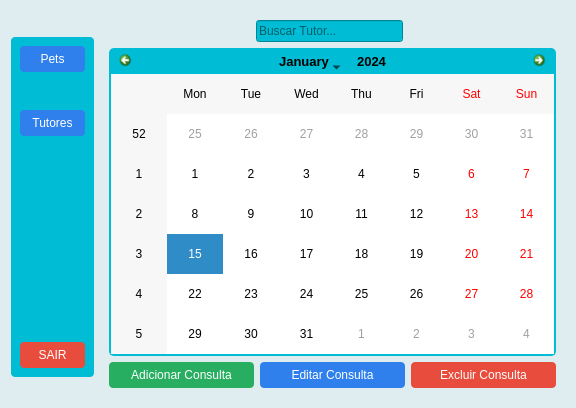
The window that tela_recepcionista_consulta.ui (mateuszinum/Projeto-Clinica-Veterinaria) describes before a commit, drawn with Qt 5.
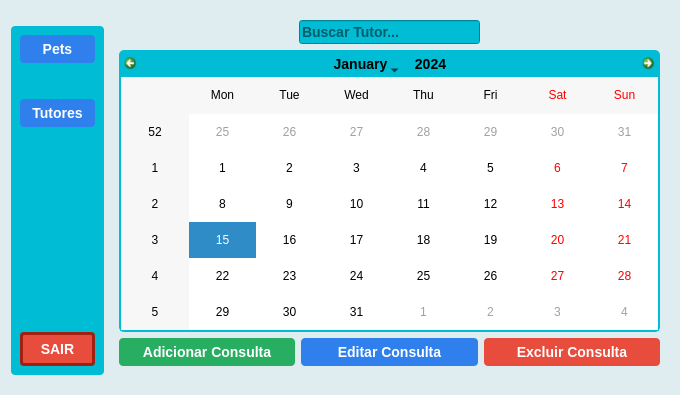
The same window after the commit. Icons and pictures are not drawn.

Diff of the .ui file:
```diff
--- a/tela_recepcionista_consulta.ui
+++ b/tela_recepcionista_consulta.ui
@@ -6,8 +6,8 @@
    <rect>
     <x>0</x>
     <y>0</y>
-    <width>576</width>
-    <height>408</height>
+    <width>680</width>
+    <height>395</height>
    </rect>
   </property>
   <property name="windowTitle">
@@ -45,110 +45,53 @@
      </property>
     </spacer>
    </item>
-   <item row="1" column="0">
-    <widget class="QWidget" name="widget" native="true">
-     <property name="enabled">
-      <bool>true</bool>
-     </property>
-     <property name="styleSheet">
-      <string notr="true">background-color: #00bcd4;
-border: none;
-border-color: #e0f0df;
-border-radius: 4px;
-padding: 6px 12px;</string>
-     </property>
-     <layout class="QVBoxLayout" name="verticalLayout">
-      <item>
-       <widget class="QPushButton" name="petsBTN">
-        <property name="styleSheet">
-         <string notr="true">QPushButton {
-    background-color: #2f80ed;
-    color: white;
-    border: none;
-    border-radius: 4px;
-    padding: 6px 12px;
-}
-QPushButton:hover {
-    background-color: #1c64d1;
-}</string>
-        </property>
-        <property name="text">
-         <string>Pets</string>
-        </property>
-       </widget>
-      </item>
-      <item>
-       <spacer name="verticalSpacer_2">
-        <property name="orientation">
-         <enum>Qt::Vertical</enum>
-        </property>
-        <property name="sizeHint" stdset="0">
-         <size>
-          <width>20</width>
-          <height>32</height>
-         </size>
-        </property>
-       </spacer>
-      </item>
-      <item>
-       <widget class="QPushButton" name="tutoresBTN">
-        <property name="styleSheet">
-         <string notr="true">QPushButton {
-    background-color: #2f80ed;
-    color: white;
-    border: none;
-    border-radius: 4px;
-    padding: 6px 12px;
-}
-QPushButton:hover {
-    background-color: #1c64d1;
-}</string>
-        </property>
-        <property name="text">
-         <string>Tutores</string>
-        </property>
-       </widget>
-      </item>
-      <item>
-       <spacer name="verticalSpacer">
-        <property name="orientation">
-         <enum>Qt::Vertical</enum>
-        </property>
-        <property name="sizeHint" stdset="0">
-         <size>
-          <width>20</width>
-          <height>200</height>
-         </size>
-        </property>
-       </spacer>
-      </item>
-      <item>
-       <widget class="QPushButton" name="pushButton_3">
-        <property name="styleSheet">
-         <string notr="true">QPushButton {
-    background-color: #e74c3c;
-    color: white;
-    border-radius: 4px;
-    border: none;
-    padding: 6px 12px;
-}
-QPushButton:hover {
-    background-color: #c0392b;
-}
-</string>
-        </property>
-        <property name="text">
-         <string>SAIR</string>
-        </property>
-       </widget>
-      </item>
-     </layout>
-    </widget>
-   </item>
-   <item row="0" column="1" rowspan="3">
+   <item row="0" column="1" rowspan="2">
     <widget class="QWidget" name="widget_2" native="true">
      <layout class="QGridLayout" name="gridLayout">
-      <item row="2" column="0" colspan="2">
+      <item row="0" column="0">
+       <layout class="QHBoxLayout" name="horizontalLayout_3">
+        <item>
+         <spacer name="horizontalSpacer">
+          <property name="orientation">
+           <enum>Qt::Horizontal</enum>
+          </property>
+          <property name="sizeHint" stdset="0">
+           <size>
+            <width>40</width>
+            <height>20</height>
+           </size>
+          </property>
+         </spacer>
+        </item>
+        <item>
+         <widget class="QLineEdit" name="input">
+          <property name="styleSheet">
+           <string notr="true">    font-family: &quot;Arial&quot;, sans-serif;
+    font-size: 14px;
+    font-weight: bold;
+background-color: #00bcd4</string>
+          </property>
+          <property name="placeholderText">
+           <string>Buscar Tutor...</string>
+          </property>
+         </widget>
+        </item>
+        <item>
+         <spacer name="horizontalSpacer_2">
+          <property name="orientation">
+           <enum>Qt::Horizontal</enum>
+          </property>
+          <property name="sizeHint" stdset="0">
+           <size>
+            <width>40</width>
+            <height>20</height>
+           </size>
+          </property>
+         </spacer>
+        </item>
+       </layout>
+      </item>
+      <item row="1" column="0">
        <widget class="QCalendarWidget" name="calendarWidget">
         <property name="styleSheet">
          <string notr="true">/* Fundo geral do calendário */
@@ -164,6 +107,9 @@
     border: none;
     border-top-left-radius: 5px;
     border-top-right-radius: 5px;
+    font-family: &quot;Arial&quot;, sans-serif;
+    font-size: 14px;
+    font-weight: bold;
 }
 
 /* Botões de navegação */
@@ -190,16 +136,6 @@
     background-color: #b2ebf2;
 }
 
-#qt_calendar_prevmonth {
-    image: url(:/icon/arrow-119-48.ico);
-    margin-left: 5px;
-}
-
-#qt_calendar_nextmonth {
-    image: url(:/icon/arrow-19-48.ico);
-    margin-right: 5px;
-}
-
 /* Botões de mês e ano */
 #qt_calendar_yearbutton,
 #qt_calendar_monthbutton {
@@ -208,6 +144,9 @@
     border-radius: 4px;
     background-color: #00bcd4;
     padding: 4px 8px;
+    font-family: &quot;Arial&quot;, sans-serif;
+    font-size: 14px;
+    font-weight: bold;
 }
 
 #qt_calendar_yearbutton:hover,
@@ -222,15 +161,6 @@
     font-size: 13px;
 }
 
-/* Botões de incremento do ano */
-#qt_calendar_yearedit::up-button {
-    image: url(:/icon/arrow-151-48.ico);
-}
-
-#qt_calendar_yearedit::down-button {
-    image: url(:/icon/arrow-213-48.ico);
-}
-
 #qt_calendar_yearedit::up-button,
 #qt_calendar_yearedit::down-button {
     width: 10px;
@@ -251,6 +181,8 @@
     border-top: 0px;
     border-bottom-left-radius: 5px;
     border-bottom-right-radius: 5px;
+    font-family: &quot;Arial&quot;, sans-serif;
+    font-size: 12px;
 }
 
 /* Datas hover e selecionadas */
@@ -279,8 +211,8 @@
         </property>
        </widget>
       </item>
-      <item row="3" column="0" colspan="2">
-       <layout class="QHBoxLayout" name="horizontalLayout_2">
+      <item row="2" column="0">
+       <layout class="QHBoxLayout" name="horizontalLayout">
         <item>
          <widget class="QPushButton" name="pushButton_4">
           <property name="styleSheet">
@@ -290,6 +222,9 @@
     border-radius: 4px;
     border: none;
     padding: 6px 12px;
+    font-family: &quot;Arial&quot;, sans-serif;
+    font-size: 14px;
+    font-weight: bold;
 }
 QPushButton:hover {
     background-color: #219150;
@@ -310,6 +245,9 @@
     border: none;
     border-radius: 4px;
     padding: 6px 12px;
+    font-family: &quot;Arial&quot;, sans-serif;
+    font-size: 14px;
+    font-weight: bold;
 }
 QPushButton:hover {
     background-color: #1c64d1;
@@ -329,6 +267,9 @@
     border-radius: 4px;
     border: none;
     padding: 6px 12px;
+    font-family: &quot;Arial&quot;, sans-serif;
+    font-size: 14px;
+    font-weight: bold;
 }
 QPushButton:hover {
     background-color: #c0392b;
@@ -342,46 +283,115 @@
         </item>
        </layout>
       </item>
-      <item row="0" column="0" rowspan="2">
-       <layout class="QHBoxLayout" name="horizontalLayout_3">
-        <item>
-         <spacer name="horizontalSpacer">
-          <property name="orientation">
-           <enum>Qt::Horizontal</enum>
-          </property>
-          <property name="sizeHint" stdset="0">
-           <size>
-            <width>40</width>
-            <height>20</height>
-           </size>
-          </property>
-         </spacer>
-        </item>
-        <item>
-         <widget class="QLineEdit" name="input">
-          <property name="styleSheet">
-           <string notr="true">background-color: #00bcd4</string>
-          </property>
-          <property name="placeholderText">
-           <string>Buscar Tutor...</string>
-          </property>
-         </widget>
-        </item>
-        <item>
-         <spacer name="horizontalSpacer_2">
-          <property name="orientation">
-           <enum>Qt::Horizontal</enum>
-          </property>
-          <property name="sizeHint" stdset="0">
-           <size>
-            <width>40</width>
-            <height>20</height>
-           </size>
-          </property>
-         </spacer>
-        </item>
-       </layout>
+     </layout>
+    </widget>
+   </item>
+   <item row="1" column="0">
+    <widget class="QWidget" name="widget" native="true">
+     <property name="enabled">
+      <bool>true</bool>
+     </property>
+     <property name="styleSheet">
+      <string notr="true">background-color: #00bcd4;
+border: none;
+border-color: #e0f0df;
+border-radius: 4px;
+padding: 6px 12px;</string>
+     </property>
+     <layout class="QVBoxLayout" name="verticalLayout">
+      <item>
+       <widget class="QPushButton" name="petsBTN">
+        <property name="styleSheet">
+         <string notr="true">QPushButton {
+    background-color: #2f80ed;
+    color: white;
+    border: none;
+    border-radius: 4px;
+    padding: 6px 12px;
+    font-family: &quot;Arial&quot;, sans-serif;
+    font-size: 14px;
+    font-weight: bold;
+}
+QPushButton:hover {
+    background-color: #1c64d1;
+}</string>
+        </property>
+        <property name="text">
+         <string>Pets</string>
+        </property>
+       </widget>
       </item>
+      <item>
+       <spacer name="verticalSpacer_2">
+        <property name="orientation">
+         <enum>Qt::Vertical</enum>
+        </property>
+        <property name="sizeHint" stdset="0">
+         <size>
+          <width>20</width>
+          <height>32</height>
+         </size>
+        </property>
+       </spacer>
+      </item>
+      <item>
+       <widget class="QPushButton" name="tutoresBTN">
+        <property name="styleSheet">
+         <string notr="true">QPushButton {
+    background-color: #2f80ed;
+    color: white;
+    border: none;
+    border-radius: 4px;
+    padding: 6px 12px;
+    font-family: &quot;Arial&quot;, sans-serif;
+    font-size: 14px;
+    font-weight: bold;
+}
+QPushButton:hover {
+    background-color: #1c64d1;
+}</string>
+        </property>
+        <property name="text">
+         <string>Tutores</string>
+        </property>
+       </widget>
+      </item>
+      <item>
+       <spacer name="verticalSpacer">
+        <property name="orientation">
+         <enum>Qt::Vertical</enum>
+        </property>
+        <property name="sizeHint" stdset="0">
+         <size>
+          <width>20</width>
+          <height>200</height>
+         </size>
+        </property>
+       </spacer>
+      </item>
+      <item>
+       <widget class="QPushButton" name="pushButton_3">
+        <property name="styleSheet">
+         <string notr="true">QPushButton {
+    background-color: #e74c3c;
+    color: white;
+    border-radius: 4px;
+    border: 3px solid #a02012;
+    padding: 6px 12px;
+    font-family: &quot;Arial&quot;, sans-serif;
+    font-size: 14px;
+    font-weight: bold;
+}
+QPushButton:hover {
+    background-color: #c0392b;
+    border: 1px solid #701008;
+}</string>
+        </property>
+        <property name="text">
+         <string>SAIR</string>
+        </property>
+       </widget>
+      </item>
      </layout>
     </widget>
    </item>
```
Left out of the diff: 32 changed lines with no effect on the pictures.
